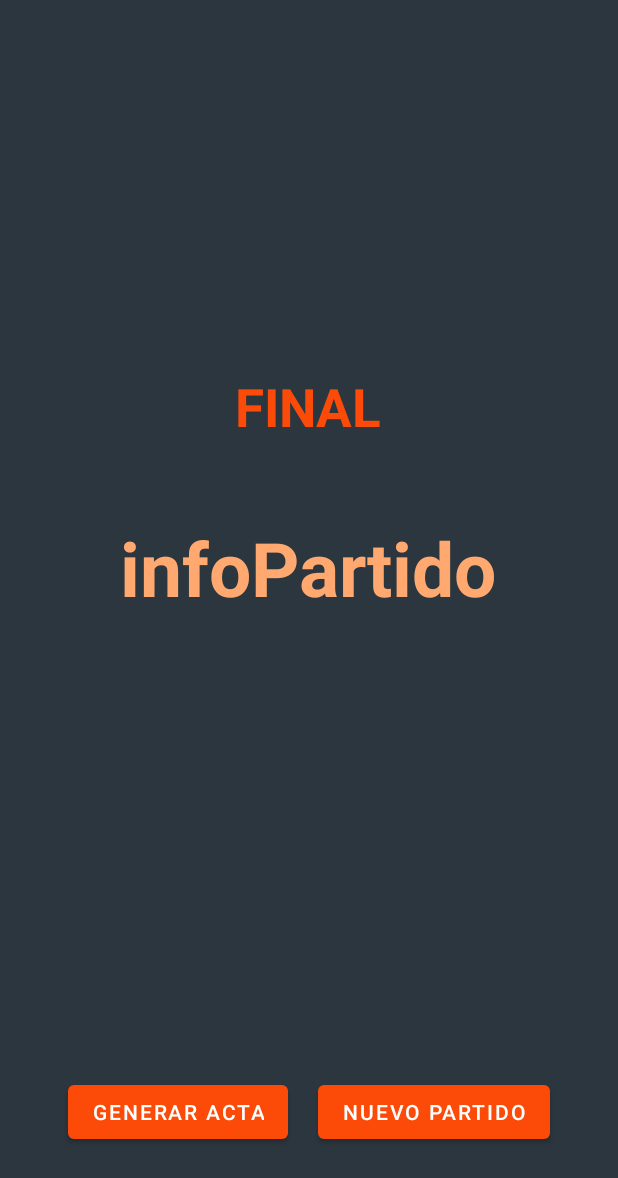
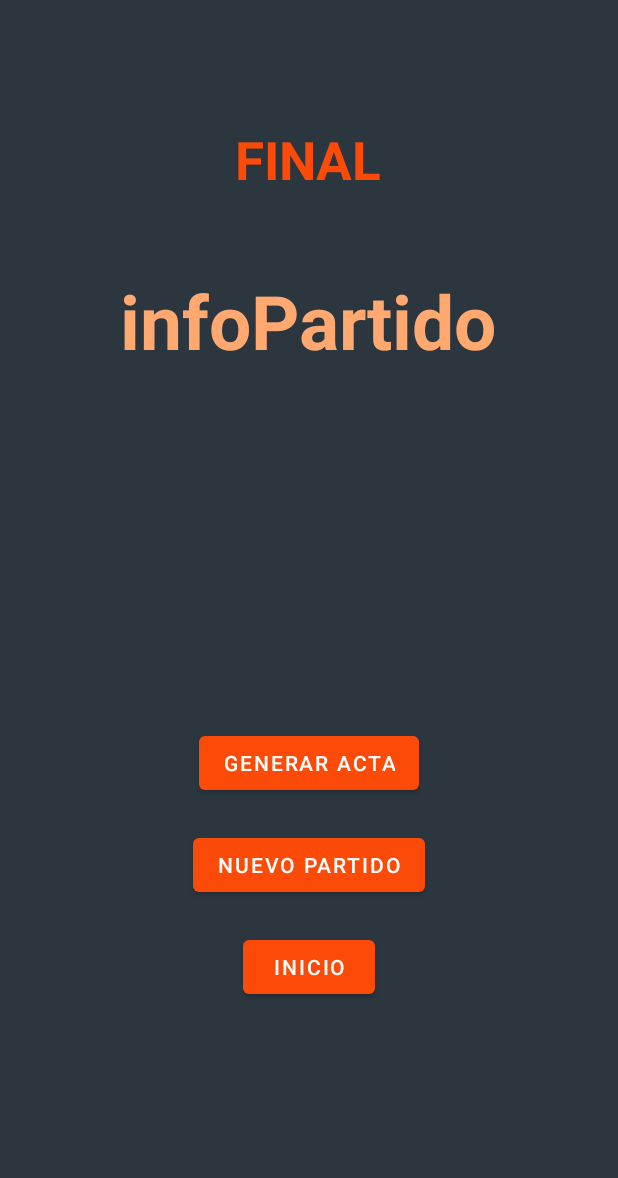
Before and after one commit to javimena5/EasyRef, an Android app: the InfoPartidoLayout screen opened through its navigation route, on a phone screen of 412 x 824 dp. Shown: the top 1178 px of the screen. Run offline under Robolectric (Android 15) with nearby library versions, the light colour scheme and no system bars; our stand-ins replace Room's generated code; libraries missing offline, so code that uses them is left out: com.itextpdf.text; 2 statements that could not run were skipped.

Commit message:
Retoques finales

```diff
--- a/app/src/main/java/com/example/easyref/View/InfoPartidoLayout.kt
+++ b/app/src/main/java/com/example/easyref/View/InfoPartidoLayout.kt
@@ -120,6 +120,10 @@ class InfoPartidoLayout : Fragment() {
         view.findViewById<Button>(R.id.nuevoPartido).setOnClickListener {
             var navHost = NavHostFragment.findNavController(this@InfoPartidoLayout)
             navHost.navigate(R.id.action_infoPartidoLayout_to_seleccionModo)
+        }
+        view.findViewById<Button>(R.id.inicio).setOnClickListener {
+            var navHost = NavHostFragment.findNavController(this@InfoPartidoLayout)
+            navHost.navigate(R.id.action_infoPartidoLayout_to_inicioFragment)
         }
 
 
--- a/app/src/main/res/layout/equipos_dialog.xml
+++ b/app/src/main/res/layout/equipos_dialog.xml
@@ -11,7 +11,7 @@
         android:layout_width="wrap_content"
         android:layout_height="wrap_content"
         android:text="Local"
-        android:backgroundTint="#0000CC"
+        android:backgroundTint="@color/naranja_suave"
         android:width="120dp"
         android:height="120dp"
         android:maxLines="2"
@@ -22,7 +22,7 @@
         android:layout_width="wrap_content"
         android:layout_height="wrap_content"
         android:text="Visitante"
-        android:backgroundTint="#AA0000"
+        android:backgroundTint="@color/gris"
         android:width="120dp"
         android:height="120dp"
         android:maxLines="2"
--- a/app/src/main/res/layout/info_partido_layout.xml
+++ b/app/src/main/res/layout/info_partido_layout.xml
@@ -8,7 +8,7 @@
 <LinearLayout
     android:layout_width="match_parent"
     android:layout_height="match_parent"
-    android:layout_weight="0.2"
+    android:layout_weight="0.6"
     android:orientation="vertical"
     android:gravity="center">
     <TextView
@@ -34,8 +34,8 @@
     <LinearLayout
         android:layout_width="match_parent"
         android:layout_height="match_parent"
-        android:layout_weight="0.8"
-        android:orientation="horizontal"
+        android:layout_weight="0.4"
+        android:orientation="vertical"
         android:gravity="center">
         <Button
             android:id="@+id/generaActa"
@@ -49,6 +49,12 @@
             android:layout_height="wrap_content"
             android:layout_margin="10dp"
             android:text="NUEVO PARTIDO"/>
+        <Button
+            android:id="@+id/inicio"
+            android:layout_width="wrap_content"
+            android:layout_height="wrap_content"
+            android:layout_margin="10dp"
+            android:text="INICIO"/>
     </LinearLayout>
 
 </LinearLayout>
--- a/app/src/main/res/layout/recycler_arbitrar_jugador_layout.xml
+++ b/app/src/main/res/layout/recycler_arbitrar_jugador_layout.xml
@@ -53,7 +53,7 @@
                 android:layout_width="30dp"
                 android:layout_height="30dp"
                 android:src="@drawable/entrenador_avatar"
-                android:visibility="visible"/>
+                android:visibility="invisible"/>
             <TextView
                 android:textColor="@color/naranja_chillon"
                 android:id="@+id/dorsalJugador"
--- a/app/src/main/res/navigation/nav_graf.xml
+++ b/app/src/main/res/navigation/nav_graf.xml
@@ -122,6 +122,9 @@
         <action
             android:id="@+id/action_infoPartidoLayout_to_seleccionModo"
             app:destination="@id/seleccionModo" />
+        <action
+            android:id="@+id/action_infoPartidoLayout_to_inicioFragment"
+            app:destination="@id/inicioFragment" />
     </fragment>
     <fragment
         android:id="@+id/editorEquiposFragment"
```
Also changed, not shown: app/src/main/java/com/example/easyref/View/InfoRapidoLayout.kt (+6 -5 lines), app/src/main/java/com/example/easyref/View/SeleccionJugadoresFragment.kt (+0 -11 lines), app/src/main/res/layout/arbitrar_layout.xml (+36 -33 lines), app/src/main/res/layout/arbitrar_rapido_layout.xml (+7 -4 lines), app/src/main/res/layout/seleccion_titulares_layout.xml (+0 -28 lines).
